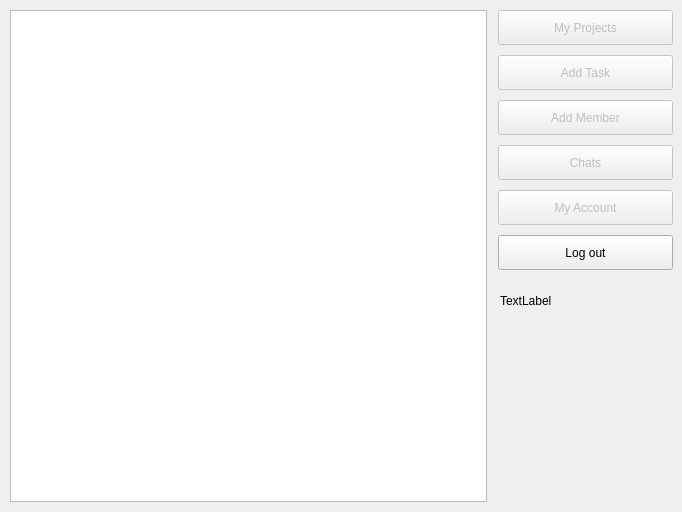
The window that mainwindow.ui (AP-projects-4001/-) describes before a commit, drawn with Qt 5.
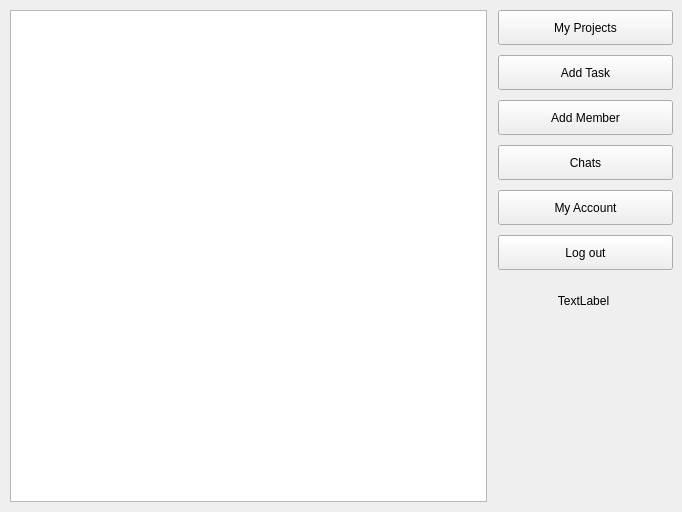
The same window after the commit.

```diff
--- a/mainwindow.ui
+++ b/mainwindow.ui
@@ -38,7 +38,7 @@
    </widget>
    <widget class="QPushButton" name="my">
     <property name="enabled">
-     <bool>false</bool>
+     <bool>true</bool>
     </property>
     <property name="geometry">
      <rect>
@@ -54,7 +54,7 @@
    </widget>
    <widget class="QPushButton" name="add">
     <property name="enabled">
-     <bool>false</bool>
+     <bool>true</bool>
     </property>
     <property name="geometry">
      <rect>
@@ -70,7 +70,7 @@
    </widget>
    <widget class="QPushButton" name="pushButton">
     <property name="enabled">
-     <bool>false</bool>
+     <bool>true</bool>
     </property>
     <property name="geometry">
      <rect>
@@ -86,7 +86,7 @@
    </widget>
    <widget class="QPushButton" name="pushButton_2">
     <property name="enabled">
-     <bool>false</bool>
+     <bool>true</bool>
     </property>
     <property name="geometry">
      <rect>
@@ -102,7 +102,7 @@
    </widget>
    <widget class="QPushButton" name="pushButton_3">
     <property name="enabled">
-     <bool>false</bool>
+     <bool>true</bool>
     </property>
     <property name="geometry">
      <rect>
@@ -135,7 +135,7 @@
    <widget class="QLabel" name="label">
     <property name="geometry">
      <rect>
-      <x>500</x>
+      <x>498</x>
       <y>280</y>
       <width>171</width>
       <height>41</height>
@@ -144,6 +144,9 @@
     <property name="text">
      <string>TextLabel</string>
     </property>
+    <property name="alignment">
+     <set>Qt::AlignCenter</set>
+    </property>
    </widget>
   </widget>
  </widget>
```
Left out of the diff: 12 changed lines with no effect on the pictures.
